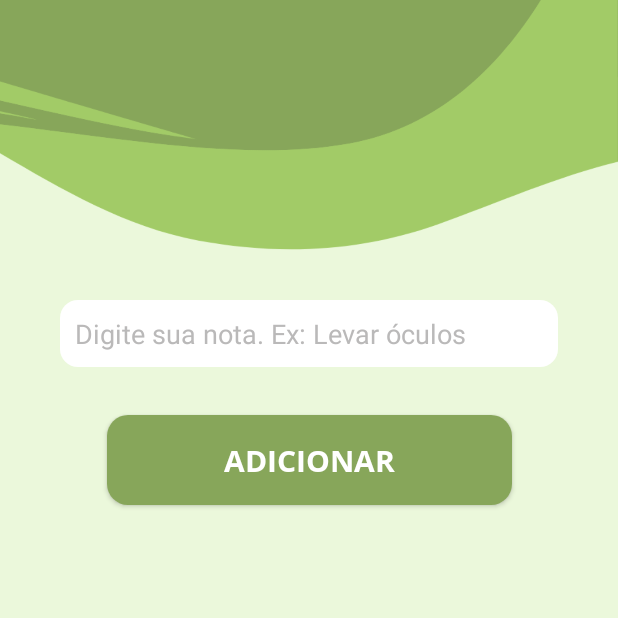
After one commit to DaniellySobral/AppDeViagem, an Android app: the Anotacoes screen opened directly, with no data from a screen before it, on a phone screen of 412 x 824 dp, the top half of it. The commit adds this screen. Run offline under Robolectric (Android 15) with nearby library versions, the phone set to English and light mode, and no system bars.

Commit message:
Design da página de anotações criado, bem como sua programação.

```diff
--- a/app/src/main/AndroidManifest.xml
+++ b/app/src/main/AndroidManifest.xml
@@ -12,6 +12,9 @@
         android:supportsRtl="true"
         android:theme="@style/Theme.TesteTravelApp"
         tools:targetApi="31">
+        <activity
+            android:name=".Anotacoes"
+            android:exported="false" />
         <activity
             android:name=".CalcularDolar"
             android:exported="false" />
--- /dev/null
+++ b/app/src/main/java/com/example/testetravelapp/Anotacoes.kt
@@ -0,0 +1,65 @@
+package com.example.testetravelapp
+
+import android.annotation.SuppressLint
+import android.os.Bundle
+import android.widget.ArrayAdapter
+import android.widget.Button
+import android.widget.EditText
+import android.widget.ListView
+import androidx.activity.enableEdgeToEdge
+import androidx.appcompat.app.AppCompatActivity
+import androidx.core.view.ViewCompat
+import androidx.core.view.WindowInsetsCompat
+
+class Anotacoes : AppCompatActivity() {
+
+    private lateinit var editTextTask: EditText
+    private lateinit var buttonAddTask: Button
+    private lateinit var listViewTasks: ListView
+
+    private val tasks = mutableListOf<String>()
+    private lateinit var adapter: ArrayAdapter<String>
+
+    @SuppressLint("MissingInflatedId")
+    override fun onCreate(savedInstanceState: Bundle?) {
+        super.onCreate(savedInstanceState)
+        enableEdgeToEdge()
+        setContentView(R.layout.activity_anotacoes)
+        ViewCompat.setOnApplyWindowInsetsListener(findViewById(R.id.main)) { v, insets ->
+            val systemBars = insets.getInsets(WindowInsetsCompat.Type.systemBars())
+            v.setPadding(systemBars.left, systemBars.top, systemBars.right, systemBars.bottom)
+            insets
+        }
+        editTextTask = findViewById(R.id.editTextTask)
+        buttonAddTask = findViewById(R.id.buttonAddTask)
+        listViewTasks = findViewById(R.id.listViewTasks)
+
+        // Configurar o adapter para a ListView
+        adapter = ArrayAdapter(this, android.R.layout.simple_list_item_1, tasks)
+        listViewTasks.adapter = adapter
+
+        // Adicionar tarefa ao clicar no botão
+        buttonAddTask.setOnClickListener {
+            addTask()
+        }
+
+        // Remover tarefa ao clicar na lista
+        listViewTasks.setOnItemClickListener { _, _, position, _ ->
+            removeTask(position)
+        }
+    }
+
+    private fun addTask() {
+        val taskText = editTextTask.text.toString()
+        if (taskText.isNotEmpty()) {
+            tasks.add(taskText) // Adiciona a tarefa à lista
+            adapter.notifyDataSetChanged() // Atualiza a ListView
+            editTextTask.text.clear() // Limpa o campo de entrada
+        }
+    }
+
+    private fun removeTask(position: Int) {
+        tasks.removeAt(position) // Remove a tarefa da lista
+        adapter.notifyDataSetChanged() // Atualiza a ListView
+    }
+}
--- a/app/src/main/java/com/example/testetravelapp/MainActivity.kt
+++ b/app/src/main/java/com/example/testetravelapp/MainActivity.kt
@@ -84,6 +84,12 @@ class MainActivity : AppCompatActivity() {
             val intent = Intent(applicationContext, CalcularGasolina::class.java)
 
             startActivity(intent)
+        }
+
+        botaoAnotacao.setOnClickListener {
+            val intent = Intent(applicationContext, Anotacoes::class.java)
+
+            startActivity(intent)
 
         }
 
--- /dev/null
+++ b/app/src/main/res/layout/activity_anotacoes.xml
@@ -0,0 +1,59 @@
+<?xml version="1.0" encoding="utf-8"?>
+<androidx.constraintlayout.widget.ConstraintLayout xmlns:android="http://schemas.android.com/apk/res/android"
+    xmlns:app="http://schemas.android.com/apk/res-auto"
+    xmlns:tools="http://schemas.android.com/tools"
+    android:id="@+id/main"
+    android:layout_width="match_parent"
+    android:layout_height="match_parent"
+    android:background="@drawable/backgroundgreen"
+    tools:context=".Anotacoes">
+
+    <EditText
+        android:id="@+id/editTextTask"
+        android:layout_width="0dp"
+        android:layout_height="wrap_content"
+        android:layout_marginLeft="40dp"
+        android:layout_marginTop="200dp"
+        android:layout_marginRight="40dp"
+        android:background="@drawable/background_edit_text"
+        android:ems="10"
+        android:hint="Digite sua nota. Ex: Levar óculos"
+        android:textColorHint="#BAB9B9"
+        app:layout_constraintEnd_toEndOf="parent"
+        app:layout_constraintStart_toStartOf="parent"
+        app:layout_constraintTop_toTopOf="parent"
+        tools:ignore="TouchTargetSizeCheck" />
+
+    <Button
+        android:id="@+id/buttonAddTask"
+        android:layout_width="wrap_content"
+        android:layout_height="wrap_content"
+        android:layout_marginTop="32dp"
+        android:background="@drawable/button_green"
+        android:fontFamily="@font/open_sans_bold"
+        android:text="ADICIONAR"
+        android:textColor="#FFFFFF"
+        android:textSize="20sp"
+        android:textStyle="bold"
+        app:layout_constraintEnd_toEndOf="parent"
+        app:layout_constraintStart_toStartOf="parent"
+        app:layout_constraintTop_toBottomOf="@+id/editTextTask" />
+
+    <ScrollView
+        android:layout_width="match_parent"
+        android:layout_height="0dp"
+        android:layout_marginTop="16dp"
+        app:layout_constraintBottom_toBottomOf="parent"
+        app:layout_constraintEnd_toEndOf="parent"
+        app:layout_constraintStart_toStartOf="parent"
+        app:layout_constraintTop_toBottomOf="@+id/buttonAddTask">
+
+        <ListView
+
+            android:id="@+id/listViewTasks"
+            android:layout_width="match_parent"
+            android:layout_height="wrap_content" />
+    </ScrollView>
+
+
+</androidx.constraintlayout.widget.ConstraintLayout>
--- a/app/src/main/res/layout/activity_calcular_dolar.xml
+++ b/app/src/main/res/layout/activity_calcular_dolar.xml
@@ -90,11 +90,13 @@
         android:layout_marginStart="40dp"
         android:layout_marginTop="32dp"
         android:layout_marginEnd="40dp"
+        android:layout_marginBottom="50dp"
         android:background="@drawable/background_edit_text"
         android:fontFamily="@font/open_sans_medium"
         android:textAlignment="center"
         android:textSize="20sp"
         android:textStyle="bold"
+        app:layout_constraintBottom_toBottomOf="parent"
         app:layout_constraintEnd_toEndOf="parent"
         app:layout_constraintStart_toStartOf="parent"
         app:layout_constraintTop_toBottomOf="@+id/botaoCalcule" />
--- a/app/src/main/res/layout/activity_calcular_gasolina.xml
+++ b/app/src/main/res/layout/activity_calcular_gasolina.xml
@@ -106,11 +106,13 @@
         android:layout_marginStart="40dp"
         android:layout_marginTop="32dp"
         android:layout_marginEnd="40dp"
+        android:layout_marginBottom="50dp"
         android:background="@drawable/background_edit_text"
         android:fontFamily="@font/open_sans_medium"
         android:textAlignment="center"
         android:textSize="20sp"
         android:textStyle="bold"
+        app:layout_constraintBottom_toBottomOf="parent"
         app:layout_constraintEnd_toEndOf="parent"
         app:layout_constraintStart_toStartOf="parent"
         app:layout_constraintTop_toBottomOf="@+id/botaoCalcule" />
```
Also changed, not shown: app/src/main/res/layout/activity_main.xml (+6 -6 lines), app/src/main/res/drawable/backgroundgreen.png (added).
